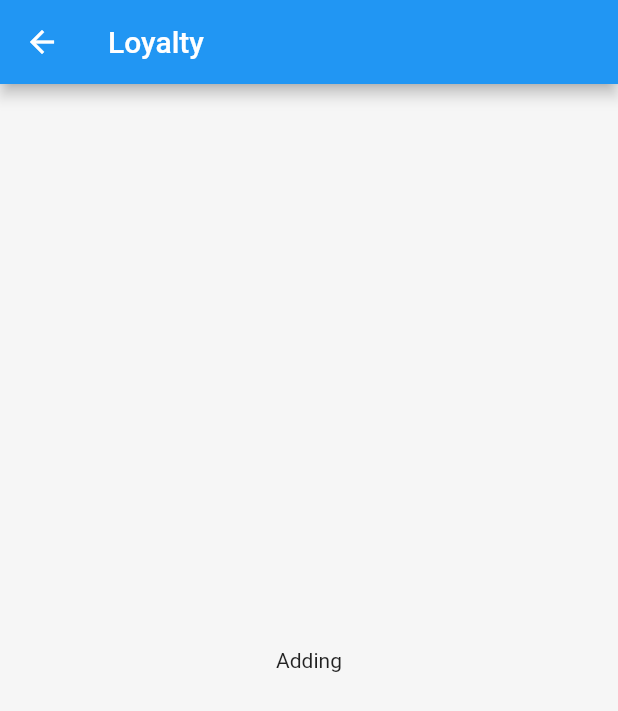
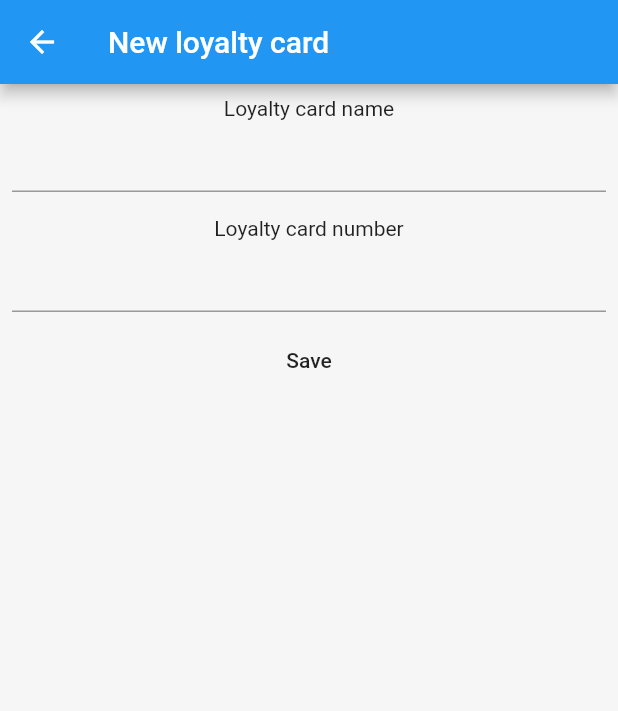
Before and after one commit to techpotatoes/loyalty, a Flutter app: the screen it shows after launch, after a tap on the "add" icon, on a phone screen of 412 x 824 dp. Shown: the top 711 px of the screen. Run offline on Flutter 3.47's test engine with Material 2 defaults, Android fonts, the phone set to English and light mode, and no system bars; our stand-ins replace bloc, equatable, flutter_bloc, hive; missing offline and left inert: barcode_flutter; accounts and stored records are empty; generated files the repository leaves out were written again.

Commit message:
Implement logic to add a card and save it

```diff
--- /dev/null
+++ b/lib/domain/loyalty/add/loyalty_add_bloc.dart
@@ -0,0 +1,37 @@
+import 'package:bloc/bloc.dart';
+import 'package:flutter/foundation.dart';
+import 'package:loyalty/data/loyaltycard/model/loyaltycard.dart';
+import 'package:loyalty/data/loyaltycard/repo/loyaltycardrepo.dart';
+import 'loyalty_add_event.dart';
+import 'loyalty_add_state.dart';
+
+class LoyaltyAddBloc extends Bloc<LoyaltyAddEvent, LoyaltyAddState> {
+  final LoyaltyCardRepository loyaltyCardRepository;
+
+  LoyaltyAddBloc({@required this.loyaltyCardRepository})
+      : super(LoyaltyAddAdding());
+
+  @override
+  Stream<LoyaltyAddState> mapEventToState(LoyaltyAddEvent event) async* {
+    switch (event.runtimeType) {
+      case Save:
+        try {
+          yield LoyaltyAddSaving();
+          await _saveLoyaltyCard((event as Save).loyaltyCard);
+          yield LoyaltyAddSaved();
+        } catch (_) {
+          yield LoyaltyAddError();
+        }
+        break;
+      case Reset:
+        yield LoyaltyAddAdding();
+        break;
+      default:
+        yield LoyaltyAddError();
+    }
+  }
+
+  Future<void> _saveLoyaltyCard(LoyaltyCard loyaltyCard) async {
+    return loyaltyCardRepository.save(loyaltyCard);
+  }
+}
--- /dev/null
+++ b/lib/domain/loyalty/add/loyalty_add_event.dart
@@ -0,0 +1,15 @@
+import 'package:equatable/equatable.dart';
+import 'package:loyalty/data/loyaltycard/model/loyaltycard.dart';
+
+abstract class LoyaltyAddEvent extends Equatable {
+  @override
+  List<Object> get props => [];
+}
+
+class Save extends LoyaltyAddEvent {
+  final LoyaltyCard loyaltyCard;
+
+  Save(this.loyaltyCard);
+}
+
+class Reset extends LoyaltyAddEvent {}
--- /dev/null
+++ b/lib/domain/loyalty/add/loyalty_add_state.dart
@@ -0,0 +1,16 @@
+import 'package:equatable/equatable.dart';
+
+abstract class LoyaltyAddState extends Equatable {
+  const LoyaltyAddState();
+
+  @override
+  List<Object> get props => [];
+}
+
+class LoyaltyAddAdding extends LoyaltyAddState {}
+
+class LoyaltyAddError extends LoyaltyAddState {}
+
+class LoyaltyAddSaving extends LoyaltyAddState {}
+
+class LoyaltyAddSaved extends LoyaltyAddState {}
--- a/lib/domain/navigator/navigator_bloc.dart
+++ b/lib/domain/navigator/navigator_bloc.dart
@@ -5,17 +5,16 @@ import 'package:loyalty/domain/navigator/navigator_event.dart';
 class NavigatorBloc extends Bloc<NavigatorEvent, dynamic> {
   final GlobalKey<NavigatorState> navigatorKey;
 
-  NavigatorBloc({this.navigatorKey}) : super(null);
-
-  @override
-  dynamic get initialState => "Initial";
+  NavigatorBloc({this.navigatorKey}) : super("Initial");
 
   @override
   Stream<dynamic> mapEventToState(NavigatorEvent event) async* {
     if (event is NavigatorEventPop) {
       navigatorKey.currentState.pop();
     } else if (event is NavigatorEventAdd) {
-      navigatorKey.currentState.pushNamed('/add');
+      navigatorKey.currentState
+          .pushNamed('/add')
+          .then((value) => event.andThen.call());
     }
     yield "Updated";
   }
--- a/lib/domain/navigator/navigator_event.dart
+++ b/lib/domain/navigator/navigator_event.dart
@@ -1,5 +1,9 @@
-abstract class NavigatorEvent  {}
+abstract class NavigatorEvent {}
 
 class NavigatorEventPop extends NavigatorEvent {}
 
-class NavigatorEventAdd extends NavigatorEvent {}
+class NavigatorEventAdd extends NavigatorEvent {
+  final Function andThen;
+
+  NavigatorEventAdd(this.andThen);
+}
--- a/lib/main.dart
+++ b/lib/main.dart
@@ -11,6 +11,7 @@ import 'package:loyalty/domain/navigator/navigator_bloc.dart';
 import 'package:loyalty/presentation/loyalty/add/loyalty_add_page.dart';
 import 'package:loyalty/presentation/loyalty/loyalty_list_page.dart';
 import 'package:path_provider/path_provider.dart';
+import 'domain/loyalty/add/loyalty_add_bloc.dart';
 
 Future<void> _initialiseHive() async {
   final Directory appDocDirectory = await getApplicationDocumentsDirectory();
@@ -29,7 +30,6 @@ void main() async {
 }
 
 class MyApp extends StatelessWidget {
-
   final GlobalKey<NavigatorState> _navigatorKey = GlobalKey();
 
   @override
@@ -42,7 +42,17 @@ class MyApp extends StatelessWidget {
         ),
         BlocProvider<LoyaltyBloc>(
           create: (BuildContext context) => LoyaltyBloc(
-              loyaltyCardRepository: LoyaltyCardRepository(LoyaltyCardBox())),
+            loyaltyCardRepository: LoyaltyCardRepository(
+              LoyaltyCardBox(),
+            ),
+          ),
+        ),
+        BlocProvider<LoyaltyAddBloc>(
+          create: (BuildContext context) => LoyaltyAddBloc(
+            loyaltyCardRepository: LoyaltyCardRepository(
+              LoyaltyCardBox(),
+            ),
+          ),
         ),
       ],
       child: MaterialApp(
--- a/lib/presentation/loyalty/add/loyalty_add_page.dart
+++ b/lib/presentation/loyalty/add/loyalty_add_page.dart
@@ -1,10 +1,22 @@
 import 'package:flutter/material.dart';
 import 'package:flutter_bloc/flutter_bloc.dart';
+import 'package:loyalty/data/loyaltycard/model/loyaltycard.dart';
+import 'package:loyalty/domain/loyalty/add/loyalty_add_bloc.dart';
+import 'package:loyalty/domain/loyalty/add/loyalty_add_event.dart';
+import 'package:loyalty/domain/loyalty/add/loyalty_add_state.dart';
 import 'package:loyalty/domain/navigator/navigator_event.dart';
 import 'package:loyalty/domain/navigator/navigator_bloc.dart';
 
-class LoyaltyAddPage extends StatelessWidget {
+class LoyaltyAddPage extends StatefulWidget {
   const LoyaltyAddPage({Key key}) : super(key: key);
+
+  @override
+  _LoyaltyAddPageState createState() => _LoyaltyAddPageState();
+}
+
+class _LoyaltyAddPageState extends State<LoyaltyAddPage> {
+  final _textNameController = TextEditingController();
+  final _textNumberController = TextEditingController();
 
   @override
   Widget build(BuildContext context) {
@@ -16,13 +28,93 @@ class LoyaltyAddPage extends StatelessWidget {
         child: Scaffold(
           backgroundColor: Color(0xFFF6F6F6),
           appBar: AppBar(
-            title: Text("Loyalty"),
+            title: Text("New loyalty card"),
           ),
-          body: Container(
-            child: Center(
-              child: Text("Adding"),
-            ),
+          body: BlocBuilder<LoyaltyAddBloc, LoyaltyAddState>(
+            builder: (_, state) {
+              switch (state.runtimeType) {
+                case LoyaltyAddAdding:
+                  return Column(
+                    children: [
+                      Padding(
+                        padding: const EdgeInsets.all(8.0),
+                        child: Column(
+                          children: [
+                            Text("Loyalty card name"),
+                            TextField(
+                              controller: _textNameController,
+                            ),
+                          ],
+                        ),
+                      ),
+                      Padding(
+                        padding: const EdgeInsets.all(8.0),
+                        child: Column(
+                          children: [
+                            Text("Loyalty card number"),
+                            TextField(
+                              controller: _textNumberController,
+                            ),
+                          ],
+                        ),
+                      ),
+                      MaterialButton(
+                          child: Text("Save"),
+                          onPressed: () {
+                            BlocProvider.of<LoyaltyAddBloc>(context).add(
+                              Save(
+                                LoyaltyCard.fromParams(
+                                  _textNameController.value.text,
+                                  _textNumberController.value.text,
+                                ),
+                              ),
+                            );
+                          }),
+                    ],
+                  );
+                  break;
+                case LoyaltyAddSaving:
+                  return Center(child: CircularProgressIndicator());
+                  break;
+                case LoyaltyAddError:
+                  return _ErrorWidget();
+                  break;
+                case LoyaltyAddSaved:
+                  return _SavedWidget();
+                  break;
+                default:
+                  return _ErrorWidget();
+              }
+            },
           ),
         ));
   }
 }
+
+class _SavedWidget extends StatelessWidget {
+  @override
+  Widget build(BuildContext context) {
+    return Center(
+      child: Column(
+        children: [
+          Text("The loyalty card has been saved."),
+          MaterialButton(
+              child: Text("Done"),
+              onPressed: () {
+                BlocProvider.of<LoyaltyAddBloc>(context).add(Reset());
+                BlocProvider.of<NavigatorBloc>(context).add(
+                  NavigatorEventPop(),
+                );
+              }),
+        ],
+      ),
+    );
+  }
+}
+
+class _ErrorWidget extends StatelessWidget {
+  @override
+  Widget build(BuildContext context) {
+    return Text("An error has ocurred");
+  }
+}
--- a/lib/presentation/loyalty/loyalty_list_page.dart
+++ b/lib/presentation/loyalty/loyalty_list_page.dart
@@ -50,7 +50,9 @@ class _LoyaltyListPageState extends State<LoyaltyListPage> {
       ),
       floatingActionButton: FloatingActionButton(
         onPressed: () {
-          BlocProvider.of<NavigatorBloc>(context).add(NavigatorEventAdd());
+          BlocProvider.of<NavigatorBloc>(context).add(NavigatorEventAdd(() {
+            BlocProvider.of<LoyaltyBloc>(context).add(Fetch());
+          }));
         },
         child: Icon(Icons.add),
         backgroundColor: Theme.of(context).primaryColor,
```
Also changed, not shown: 3 other files.
